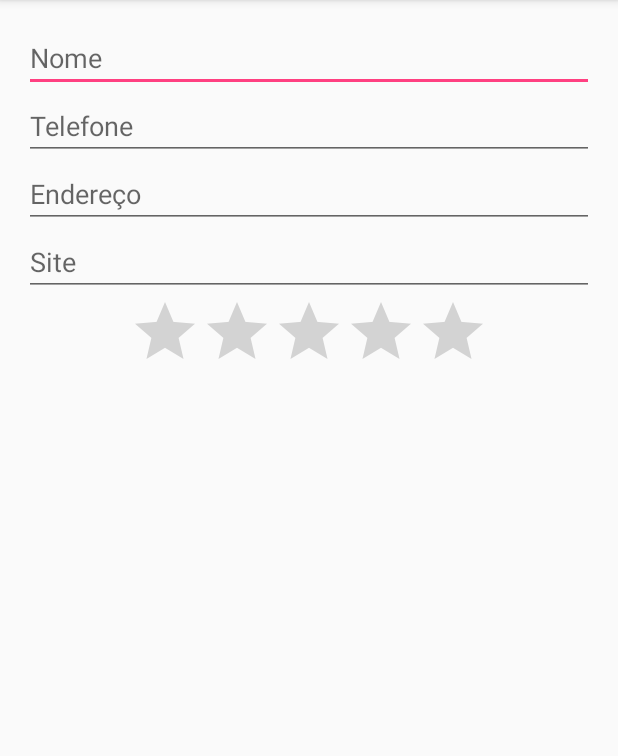
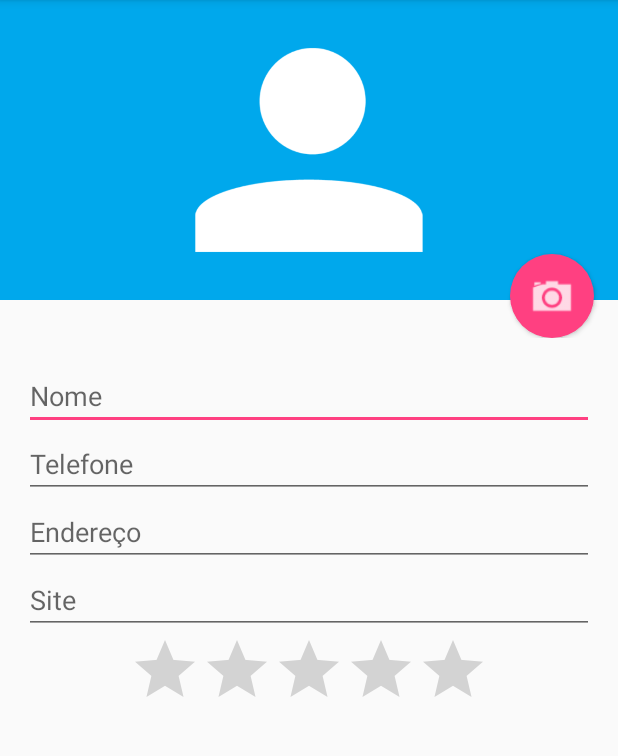
Before and after one commit to Jonss/curso-android-alura, an Android app: the FormularioActivity screen opened directly, with no data from a screen before it, on a phone screen of 412 x 824 dp, the part 84-840 px from its top. Run offline under Robolectric (Android 15) with nearby library versions, the phone set to English and light mode, and no system bars.

Commit message:
aula 2.1

```diff
--- a/app/src/main/AndroidManifest.xml
+++ b/app/src/main/AndroidManifest.xml
@@ -6,7 +6,7 @@
 
     <application
         android:allowBackup="true"
-        android:icon="@mipmap/ic_launcher"
+        android:icon="@drawable/ic_launcher"
         android:label="@string/app_name"
         android:supportsRtl="true"
         android:theme="@style/AppTheme">
--- /dev/null
+++ b/app/src/main/res/drawable/fundo_camera.xml
@@ -0,0 +1,10 @@
+<?xml version="1.0" encoding="utf-8"?>
+<layer-list xmlns:android="http://schemas.android.com/apk/res/android">
+    <item>
+        <shape android:shape="oval">
+            <solid android:color="@color/colorAccent"/>
+            <padding android:top="10dp" android:bottom="10dp" android:left="10dp" android:right="10dp"/>
+        </shape>
+    </item>
+    <item android:drawable="@drawable/ic_camera"/>
+</layer-list>
--- a/app/src/main/res/layout/activity_formulario.xml
+++ b/app/src/main/res/layout/activity_formulario.xml
@@ -2,18 +2,46 @@
 
 <ScrollView
     xmlns:android="http://schemas.android.com/apk/res/android"
+    xmlns:app="http://schemas.android.com/apk/res-auto"
     android:layout_width="match_parent"
     android:layout_height="match_parent">
 
     <LinearLayout
         android:layout_width="match_parent"
         android:layout_height="match_parent"
+        android:orientation="vertical">
+
+        <RelativeLayout
+            android:layout_width="match_parent"
+            android:layout_height="225dp">
+
+            <ImageView
+                android:id="@+id/formulario_imagem"
+                android:layout_width="match_parent"
+                android:layout_height="200dp"
+                android:background="#00A8EC"
+                android:src="@drawable/person"/>
+
+            <Button
+                android:layout_width="56dp"
+                android:layout_height="56dp"
+                android:layout_alignParentBottom="true"
+                android:layout_alignParentRight="true"
+                android:layout_marginRight="16dp"
+                android:background="@drawable/fundo_camera"
+                />
+
+        </RelativeLayout>
+
+        <LinearLayout
+            android:layout_width="match_parent"
+            android:layout_height="wrap_content"
             android:orientation="vertical"
             android:paddingBottom="@dimen/activity_vertical_margin"
             android:paddingLeft="@dimen/activity_horizontal_margin"
             android:paddingRight="@dimen/activity_horizontal_margin"
-        android:paddingTop="@dimen/activity_vertical_margin"
-        >
+            android:paddingTop="@dimen/activity_vertical_margin">
+
 
             <EditText
                 android:id="@+id/formulario_nome"
@@ -49,6 +77,6 @@
                 android:layout_gravity="center"
                 android:max="10"
                 android:numStars="5"/>
-
+        </LinearLayout>
     </LinearLayout>
 </ScrollView>
```
Lines whose indentation alone changed are shown as unchanged.
